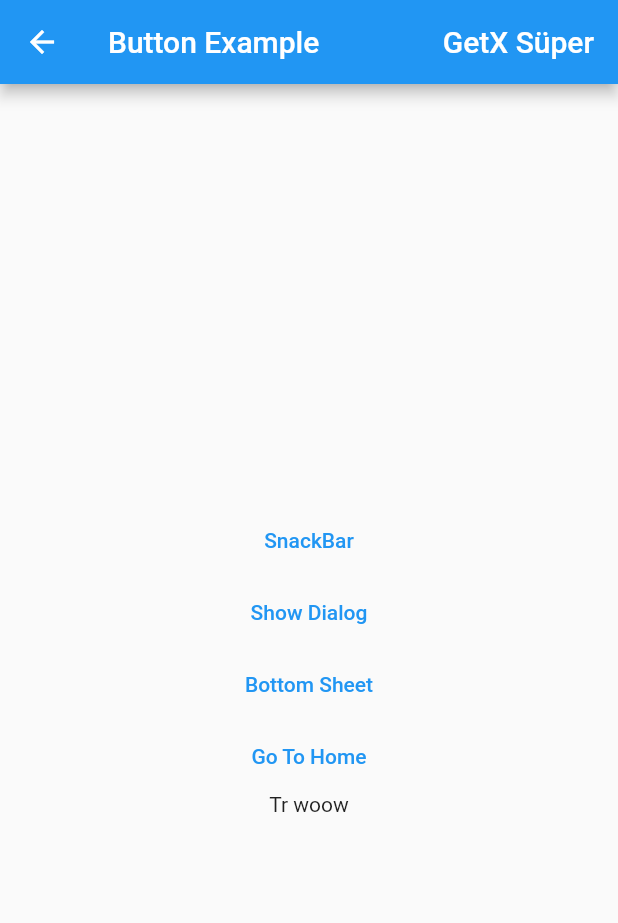
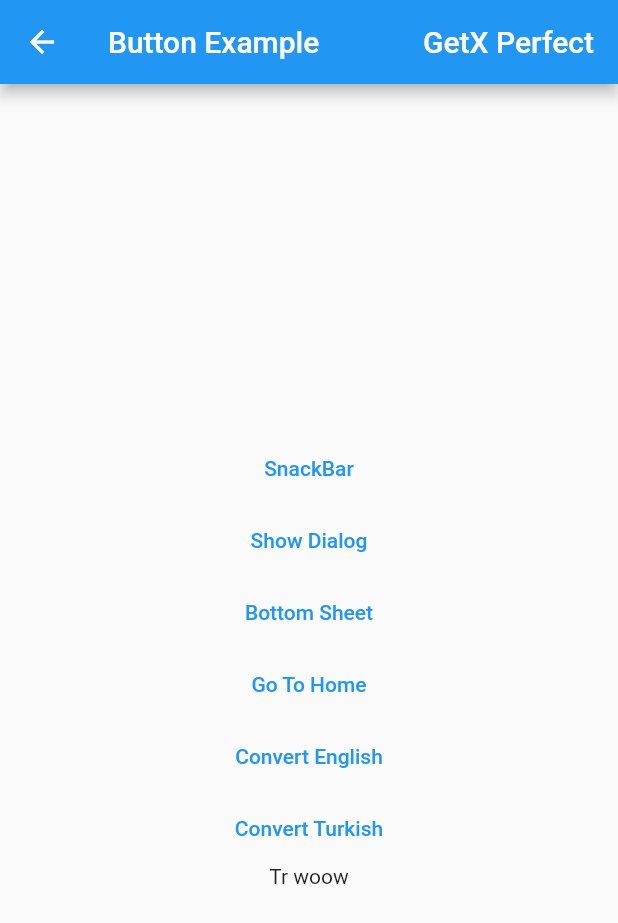
Before and after one commit to ketvolkan/Flutter_GetX_Example, a Flutter app: the screen it shows after launch, after a tap on "Go To Button Example", on a phone screen of 412 x 824 dp. Shown: the top 923 px of the screen. Run offline on Flutter 3.47's test engine with Material 2 defaults, Android fonts, the light colour scheme and no system bars; our stand-ins replace get.

Commit message:
Get Workers Locale ile dil desteği Dependency İnjection Bindings GetXService GetStorage Get Api Öğrenildi.

```diff
--- /dev/null
+++ b/lib/bindings/example_page_binding.dart
@@ -0,0 +1,9 @@
+import 'package:flutter_getx_example/controllers/locale_controller.dart';
+import 'package:get/get.dart';
+
+class ExamplePageBindings implements Bindings {
+  @override
+  void dependencies() {
+    Get.lazyPut<LocaleController>(() => LocaleController());
+  }
+}
--- /dev/null
+++ b/lib/bindings/home_hindings.dart
@@ -0,0 +1,13 @@
+import 'package:flutter_getx_example/controllers/counter_controller.dart';
+import 'package:flutter_getx_example/controllers/developer_controller.dart';
+import 'package:flutter_getx_example/controllers/locale_controller.dart';
+import 'package:get/get.dart';
+
+class HomeBindings implements Bindings {
+  @override
+  void dependencies() {
+    Get.lazyPut<CounterController>(() => CounterController());
+    Get.lazyPut<DeveloperController>(() => DeveloperController());
+    Get.lazyPut<LocaleController>(() => LocaleController());
+  }
+}
--- /dev/null
+++ b/lib/locales.dart
@@ -0,0 +1,22 @@
+import 'package:get/get_navigation/get_navigation.dart';
+
+class Locales extends Translations {
+  @override
+  // TODO: implement keys
+  Map<String, Map<String, String>> get keys => {
+        'en_US': {
+          'anasayfayagit': 'Go To Home',
+          'Dili İngilizce Yap': 'Convert English',
+          'Dili Türkçe Yap': 'Convert Turkish',
+          'GetX Süper': "GetX Perfect",
+          'Button Örnek': "Button Example"
+        },
+        'tr_Tr': {
+          'anasayfayagit': 'Ana Sayfaya Dön',
+          'Dili İngilizce Yap': 'Dili İngilizce Yap',
+          'Dili Türkçe Yap': 'Dili Türkçe Yap',
+          'GetX Süper': "GetX Süper",
+          'Button Örnek': "Button Örnek"
+        }
+      };
+}
--- a/lib/main.dart
+++ b/lib/main.dart
@@ -1,4 +1,7 @@
 import 'package:flutter/material.dart';
+import 'package:flutter_getx_example/bindings/example_page_binding.dart';
+import 'package:flutter_getx_example/bindings/home_hindings.dart';
+import 'package:flutter_getx_example/locales.dart';
 import 'package:flutter_getx_example/pages/button_example.dart';
 import 'package:flutter_getx_example/pages/home.dart';
 import 'package:flutter_getx_example/pages/not_found.dart';
@@ -18,14 +21,19 @@ class MyApp extends StatelessWidget {
       debugShowCheckedModeBanner: false,
       title: 'GetX',
       theme: ThemeData.light(),
+      initialBinding: HomeBindings(),
       initialRoute: "/",
+      translations: Locales(),
+      locale: Locale("en", "Us"),
+      fallbackLocale: Locale("en", "Us"),
       unknownRoute: GetPage(name: '/notfound', page: () => const NotFound()),
       defaultTransition: Transition.cupertino,
       getPages: [
-        GetPage(name: '/', page: () => HomePage()),
+        GetPage(name: '/', page: () => HomePage(), binding: HomeBindings()),
         GetPage(
             name: '/ButtonExample/:bilgi',
-            page: () => const ButtonExamplePage())
+            page: () => ButtonExamplePage(),
+            binding: ExamplePageBindings())
       ],
       home: HomePage(),
     );
--- a/lib/pages/button_example.dart
+++ b/lib/pages/button_example.dart
@@ -1,8 +1,9 @@
 import 'package:flutter/material.dart';
+import 'package:flutter_getx_example/controllers/locale_controller.dart';
 import 'package:get/get.dart';
 
 class ButtonExamplePage extends StatelessWidget {
-  const ButtonExamplePage({Key? key}) : super(key: key);
+  ButtonExamplePage({Key? key}) : super(key: key);
 
   @override
   Widget build(BuildContext context) {
@@ -11,8 +12,8 @@ class ButtonExamplePage extends StatelessWidget {
         title: Row(
           mainAxisAlignment: MainAxisAlignment.spaceBetween,
           children: [
-            const Text("Button Example "),
-            Text("${Get.arguments}"),
+            Text("Button Örnek".tr),
+            Text("${Get.arguments}".tr),
           ],
         ),
       ),
@@ -70,7 +71,7 @@ class ButtonExamplePage extends StatelessWidget {
               onPressed: () {
                 Get.bottomSheet(
                   Container(
-                    color: Colors.white,
+                    color: Theme.of(context).backgroundColor,
                     child: Wrap(
                       children: <Widget>[
                         ListTile(
@@ -97,7 +98,19 @@ class ButtonExamplePage extends StatelessWidget {
               onPressed: () {
                 Get.back(result: "GetX Felfena");
               },
-              child: const Text("Go To Home"),
+              child: Text('anasayfayagit'.tr),
+            ),
+            TextButton(
+              onPressed: () {
+                Get.find<LocaleController>().changeLanguage("en", "US");
+              },
+              child: Text('Dili İngilizce Yap'.tr),
+            ),
+            TextButton(
+              onPressed: () {
+                Get.find<LocaleController>().changeLanguage("tr", "TR");
+              },
+              child: Text('Dili Türkçe Yap'.tr),
             ),
             Text("${Get.parameters['dil']} ${Get.parameters['bilgi']}"),
           ],
--- a/lib/pages/home.dart
+++ b/lib/pages/home.dart
@@ -1,6 +1,7 @@
 import 'package:flutter/material.dart';
 import 'package:flutter_getx_example/controllers/counter_controller.dart';
 import 'package:flutter_getx_example/controllers/developer_controller.dart';
+import 'package:flutter_getx_example/controllers/locale_controller.dart';
 
 import 'package:flutter_getx_example/models/Student.dart';
 
@@ -10,7 +11,7 @@ class HomePage extends StatelessWidget {
   HomePage({Key? key}) : super(key: key);
 
   var underText = "".obs;
-  DeveloperController developerController = Get.put(DeveloperController());
+
   var student = Student(name: "Merve", age: 22).obs;
   @override
   Widget build(BuildContext context) {
@@ -36,7 +37,7 @@ class HomePage extends StatelessWidget {
             const Divider(),
             //OBX Kullanımı
             Obx(() => Text(
-                "First Name : ${developerController.developer.firstName.value}")),
+                "First Name : ${Get.find<DeveloperController>().developer.firstName.value}")),
             //GetX Kullanımı
             GetX<DeveloperController>(
                 init: DeveloperController(),
@@ -46,7 +47,7 @@ class HomePage extends StatelessWidget {
                 }),
             TextButton(
               onPressed: () {
-                developerController.changeName();
+                Get.find<DeveloperController>().changeName();
               },
               child: const Text("Geliştiriciyi Değiştir"),
             ),
```
Also changed, not shown: lib/controllers/locale_controller.dart (added, +20 -0 lines).
